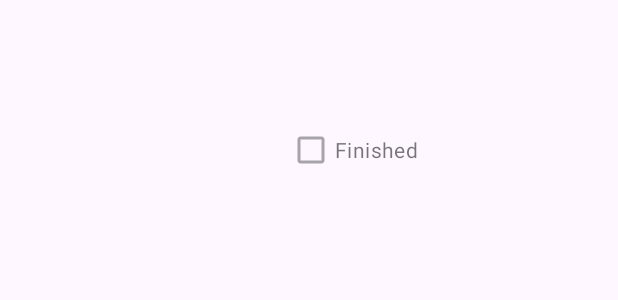
After one commit to mihaela2003/Radu_Mihaela_Alexandra_ActivitateDAM2024, an Android app: the layout row_item.xml on its own in the app's theme, with its tools: preview values and no code run, on a phone screen of 412 x 824 dp. The commit adds this screen. Shown: the top 300 px of the screen. Run offline under Robolectric (Android 15) with nearby library versions, the phone set to English and light mode, and no system bars.

Commit message:
sem4+sem5+sem6

```diff
--- /dev/null
+++ b/seminar4/app/src/main/res/layout/row_item.xml
@@ -0,0 +1,41 @@
+<?xml version="1.0" encoding="utf-8"?>
+<LinearLayout xmlns:android="http://schemas.android.com/apk/res/android"
+    android:orientation="vertical"
+    android:layout_width="match_parent"
+    android:layout_height="match_parent">
+
+    <TextView
+        android:id="@+id/denumireTV"
+        android:layout_width="match_parent"
+        android:layout_height="50dp" />
+
+    <LinearLayout
+        android:layout_width="match_parent"
+        android:layout_height="164dp"
+        android:orientation="horizontal">
+
+        <TextView
+            android:id="@+id/anTV"
+            android:layout_width="65dp"
+            android:layout_height="100dp" />
+
+        <TextView
+            android:id="@+id/genreTV"
+            android:layout_width="126dp"
+            android:layout_height="100dp" />
+
+        <CheckBox
+            android:id="@+id/finishedCB"
+            android:layout_width="110dp"
+            android:layout_height="100dp"
+            android:enabled="false"
+            android:text="Finished" />
+
+        <TextView
+            android:id="@+id/epTV"
+            android:layout_width="106dp"
+            android:layout_height="100dp" />
+    </LinearLayout>
+
+
+</LinearLayout>
```
Also changed, not shown: seminar4/app/src/main/java/com/example/seminar4/AdaugaActivity.java (+16 -0 lines), seminar4/app/src/main/java/com/example/seminar4/AnimeAdapter.java (added, +60 -0 lines), seminar4/app/src/main/java/com/example/seminar4/ListaAnime.java (+26 -1 lines).
